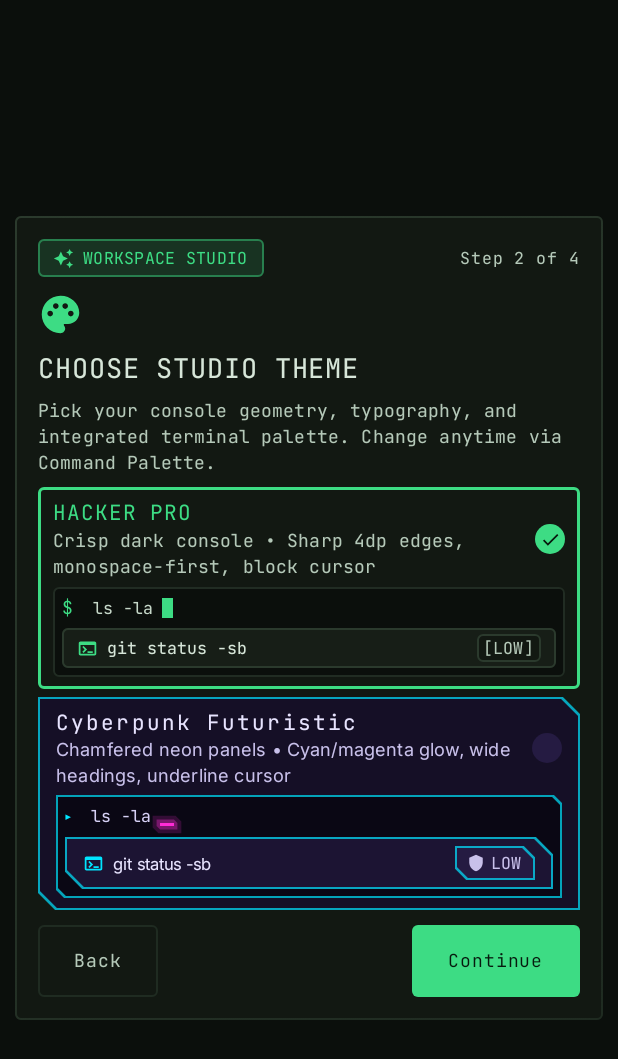
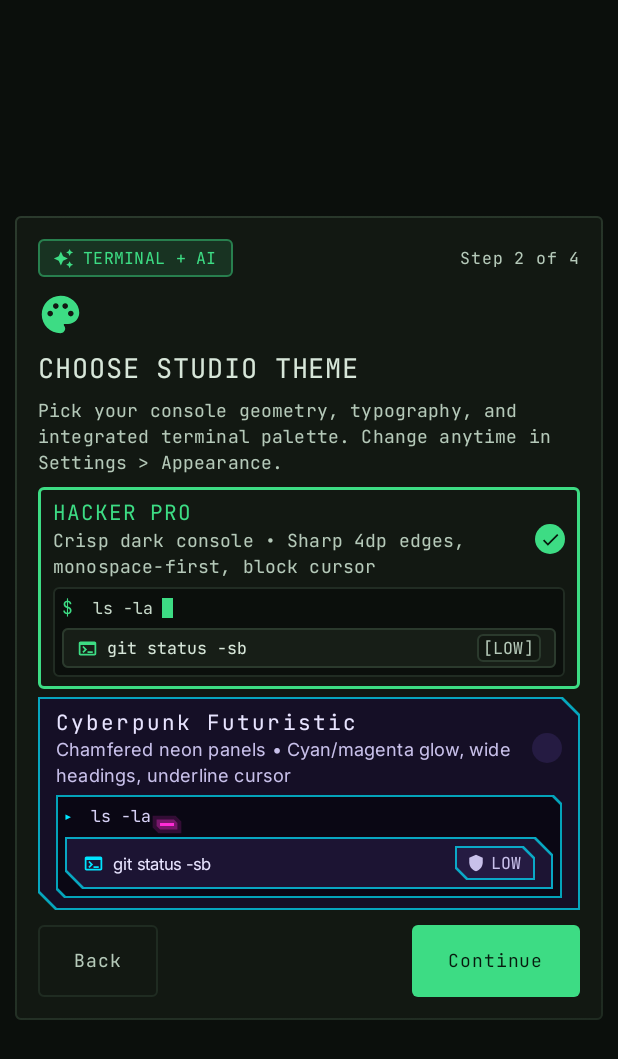
Before and after one commit to hafefrock/cyeberorg, an Android app built with Jetpack Compose: the OnboardingScreen screen opened through its navigation route, after a tap on "Continue", on a phone screen of 412 x 824 dp. Shown: the top 1059 px of the screen. Run offline under Robolectric (Android 15) with nearby library versions, the phone set to English and light mode, and no system bars.

Commit message:
Add "Terminal + AI" tagline; fix stale Command Palette text (#3)
Co-authored-by: github-actions[bot] <41898282+github-actions[bot]@users.noreply.github.com>

```diff
--- a/app/src/main/res/values/strings.xml
+++ b/app/src/main/res/values/strings.xml
@@ -193,7 +193,7 @@
     <string name="settings_extra_keys_layout">Extra Keys Row Layout</string>
     <string name="settings_language_desc">Choose app interface and Gemini AI response language.</string>
     <string name="settings_data_empty">No additional workspace data controls configured here yet.</string>
-    <string name="settings_about_app_desc">Workspace terminal studio &amp; Gemini AI assistant</string>
+    <string name="settings_about_app_desc">Terminal + AI for Android</string>
     <string name="settings_about_version_title">Application Version</string>
     <string name="settings_about_version_value">v%1$s (build %2$d)</string>
     <string name="settings_about_package_title">Package ID</string>
@@ -218,12 +218,12 @@
     <string name="snippets_insert">Insert</string>
 
     <!-- Onboarding -->
-    <string name="onboarding_badge">WORKSPACE STUDIO</string>
+    <string name="onboarding_badge">TERMINAL + AI</string>
     <string name="onboarding_step_indicator">Step %1$d of %2$d</string>
     <string name="onboarding_step1_title">Choose Your Language</string>
     <string name="onboarding_step1_desc">Cyberorg adapts all workspace labels and Gemini AI responses to your preferred language.</string>
     <string name="onboarding_step2_title">Choose Studio Theme</string>
-    <string name="onboarding_step2_desc">Pick your console geometry, typography, and integrated terminal palette. Change anytime via Command Palette.</string>
+    <string name="onboarding_step2_desc">Pick your console geometry, typography, and integrated terminal palette. Change anytime in Settings &gt; Appearance.</string>
     <string name="onboarding_step3_title">Connect Gemini API Key</string>
     <string name="onboarding_step3_desc">Keys are sealed in Android Keystore EncryptedSharedPreferences. Add one now or skip and configure later.</string>
     <string name="onboarding_key_added_badge">Key encrypted &amp; added: %1$s</string>
```
Also changed, not shown: 1 other file.
